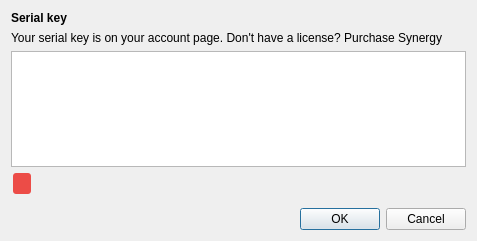
deskflow/deskflow, file src/gui/src/ActivationDialog.ui: the form before one commit.
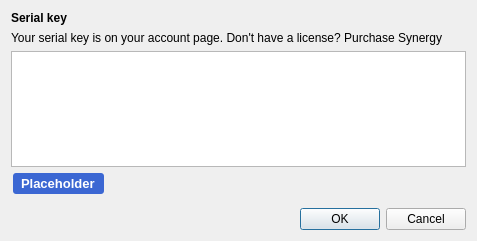
The form after the commit.

What changed in the file:
```diff
--- a/src/gui/src/ActivationDialog.ui
+++ b/src/gui/src/ActivationDialog.ui
@@ -81,12 +81,12 @@
 font-weight: 700;
 padding: 3px 5px;
 border-radius: 3px;
-background-color: #EC4C47;
+background-color: #3B67D3;
 color: #ffffff;
 top: 3px;</string>
         </property>
         <property name="text">
-         <string/>
+         <string>Placeholder</string>
         </property>
         <property name="openExternalLinks">
          <bool>true</bool>
```
